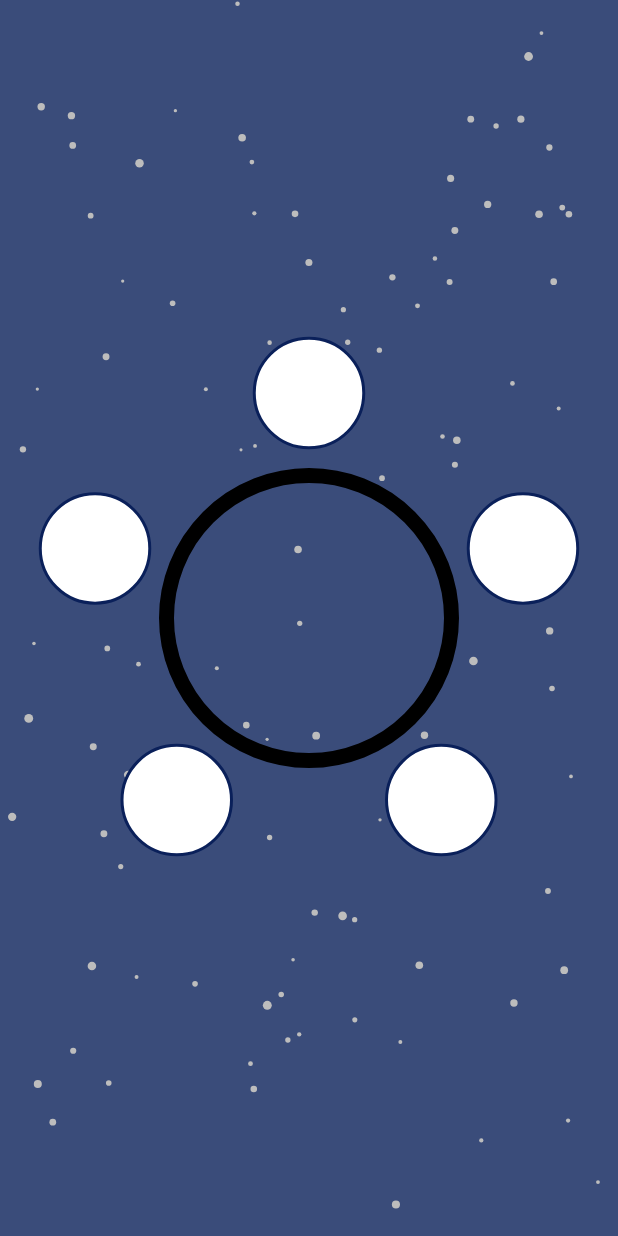
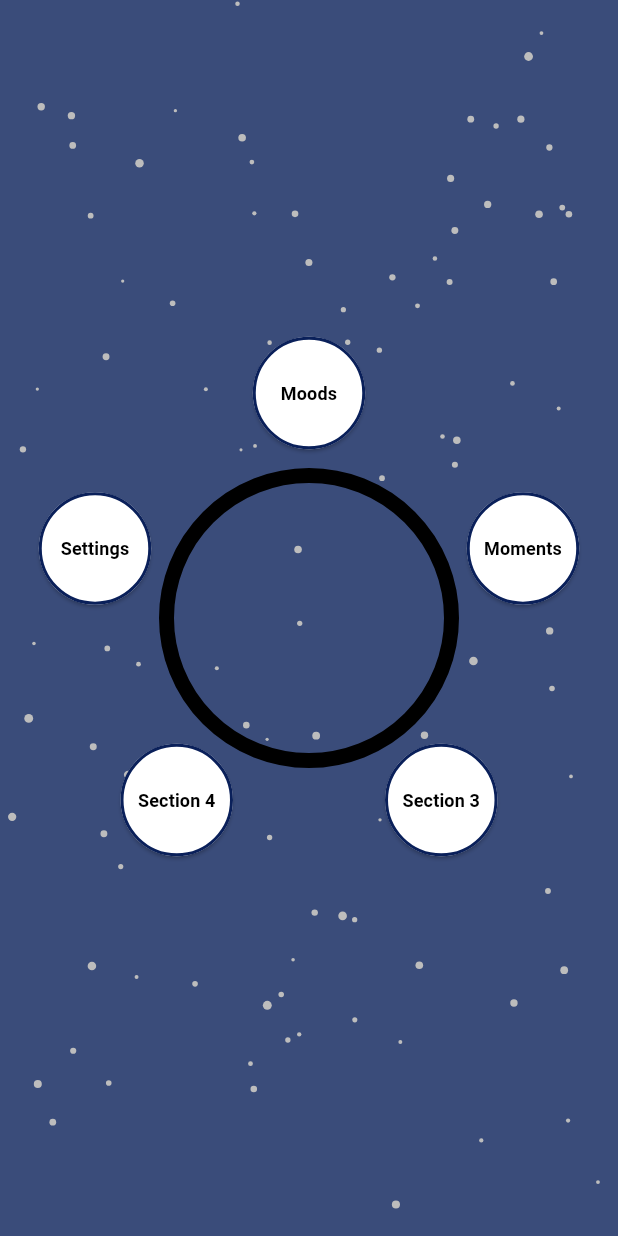
Before and after one commit to alexlucas03/vestal, a Flutter app: the MyHomePage screen opened directly, on a phone screen of 412 x 824 dp. Run offline on Flutter 3.47's test engine with Material 3 defaults, Android fonts, the phone set to English and light mode, and no system bars; our stand-ins replace fl_chart, sqflite, sqflite_common_ffi; missing offline and left inert: postgres; accounts and stored records are empty.

Commit message:
fixed local moments, navigation restructure for moods

```diff
--- a/lib/screens/home_page.dart
+++ b/lib/screens/home_page.dart
@@ -18,6 +18,8 @@ class MyHomePage extends StatefulWidget {
 class _MyHomePageState extends State<MyHomePage> with SingleTickerProviderStateMixin {
   late AnimationController _controller;
   late List<Animation<double>> _angleAnimations;
+
+  final List<String> sectionNames = ['Moods', 'Moments', 'Section 3', 'Section 4', 'Settings'];
 
   @override
   void initState() {
@@ -109,21 +111,10 @@ class _MyHomePageState extends State<MyHomePage> with SingleTickerProviderStateM
             return Positioned(
               top: y - (buttonSize / 2),
               left: x - (buttonSize / 2),
-              child: Container(
-                width: buttonSize,
-                height: buttonSize,
-                decoration: BoxDecoration(
-                  color: Colors.white,
-                  borderRadius: BorderRadius.circular(buttonSize / 2),
-                  border: Border.all(
-                    color: const Color(0xFF0A205A),
-                    width: 2,
-                  ),
-                ),
               child: _buildSection(
-                  'Section ${i + 1}',
+                sectionNames[i],
                 _getPageForIndex(i),
-                ),
+                buttonSize,
               ),
             );
           },
@@ -134,15 +125,26 @@ class _MyHomePageState extends State<MyHomePage> with SingleTickerProviderStateM
     return buttons;
   }
 
-  Widget _buildSection(String title, Widget page) {
-    return Builder(
-      builder: (context) => GestureDetector(
-        onTap: () {
+  Widget _buildSection(String title, Widget page, double buttonSize) {
+    return ElevatedButton(
+      onPressed: () {
         Navigator.push(
           context,
           MaterialPageRoute(builder: (context) => page),
         );
       },
+      style: ElevatedButton.styleFrom(
+        backgroundColor: Colors.white,
+        foregroundColor: Colors.white,
+        padding: EdgeInsets.zero,
+        fixedSize: Size(buttonSize, buttonSize),
+        shape: CircleBorder(
+          side: BorderSide(
+            color: const Color(0xFF0A205A),
+            width: 2,
+          ),
+        ),
+      ),
       child: Center(
         child: Text(
           title,
@@ -150,8 +152,7 @@ class _MyHomePageState extends State<MyHomePage> with SingleTickerProviderStateM
           style: const TextStyle(
             fontSize: 12,
             fontWeight: FontWeight.bold,
-              color: Colors.white,
-            ),
+            color: Colors.black,
           ),
         ),
       ),
--- a/lib/screens/moments_page.dart
+++ b/lib/screens/moments_page.dart
@@ -136,11 +136,11 @@ class _MomentsPageState extends State<MomentsPage> {
                     },
                   ),
             ),
-            const SizedBox(height: 16),
             ElevatedButton(
               onPressed: () => _navigateToAddMoment(),
-              child: const Text('Add New Moment'),
+              child: const Text('Add Moment'),
             ),
+            const SizedBox(height: 32),
           ],
         ),
       ),
```
Also changed, not shown: lib/database_helper.dart (+9 -1 lines), lib/screens/add_moment_page.dart (+63 -3 lines), lib/screens/mood_slider_page.dart (+4 -20 lines). Lines whose indentation alone changed are shown as unchanged.
